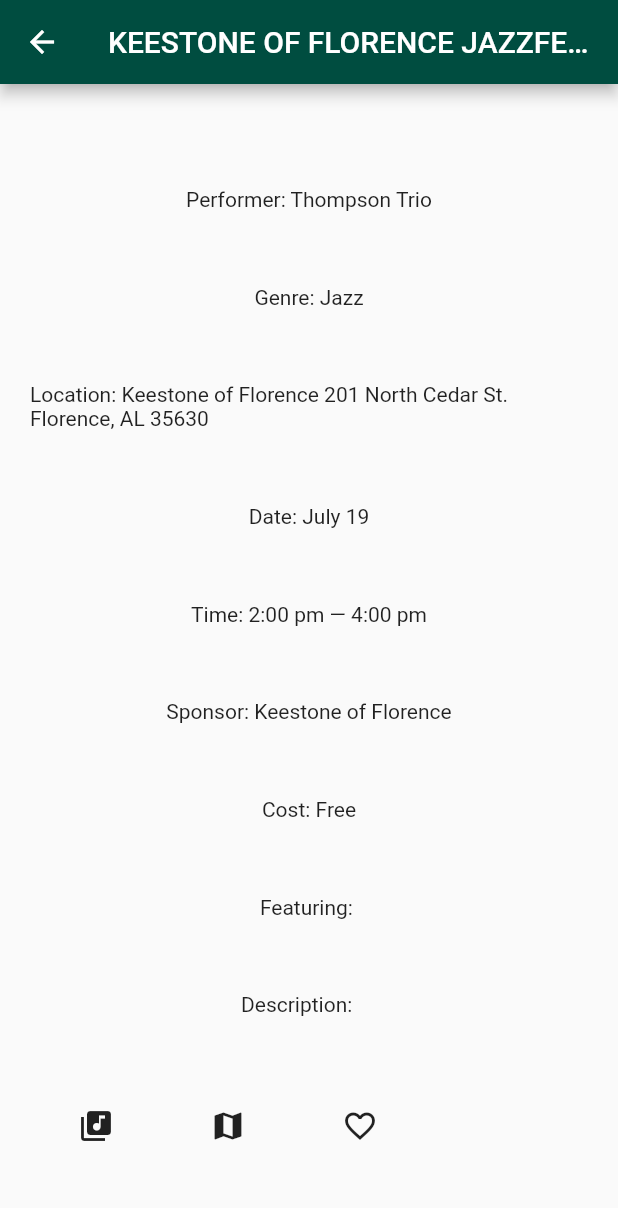
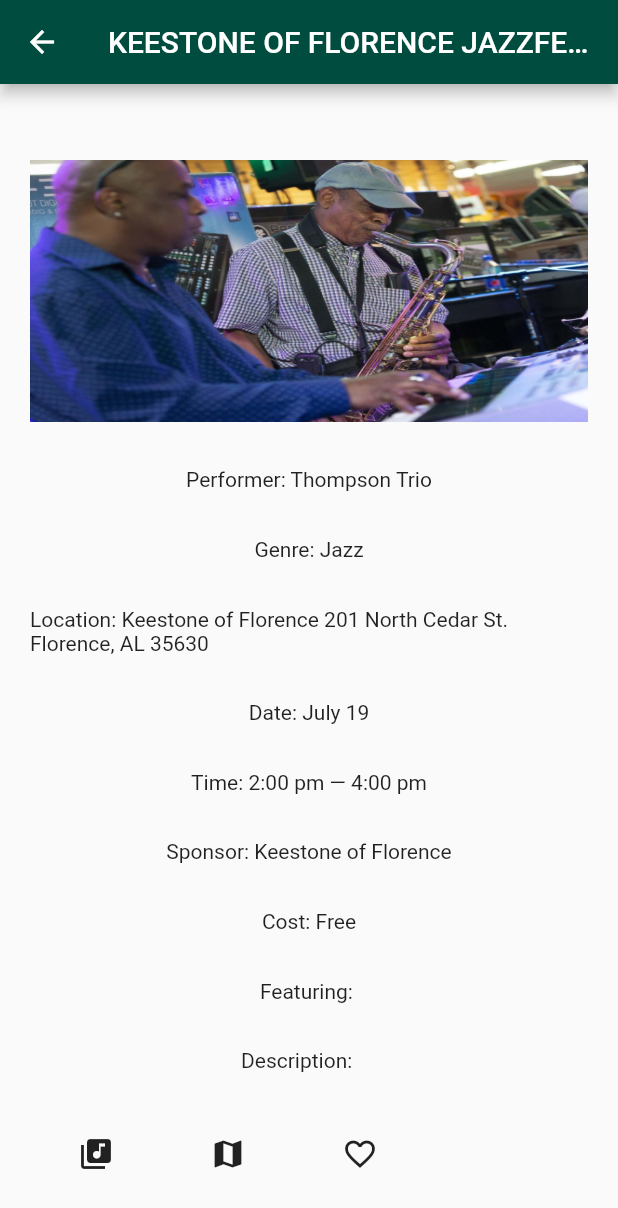
Before and after one commit to obilano/HandyApp, a Flutter app: the Events screen opened directly, after a tap on "KEESTONE OF FLORENCE JAZZFEST", on a phone screen of 412 x 824 dp. Shown: the top 1208 px of the screen. Run offline on Flutter 3.47's test engine with Material 2 defaults, Android fonts, the phone set to English and light mode, and no system bars; drawn by our look-alikes of auto_size_text; our stand-ins replace photo_view, rflutter_alert, webview_flutter.

Commit message:
Need to add the rest of the events in the eventClass.dart Most code has been shortened. Tested Search Bar with event class added eventClasses.dart, eventInfoLayout.dart, and genreLayout.dart

```diff
--- a/lib/misc/eventClasses.dart
+++ b/lib/misc/eventClasses.dart
@@ -1,6 +1,23 @@
 import 'dart:ui';
 import 'package:flutter/material.dart';
 import 'package:handy_app/misc/eventInfoLayout.dart';
+
+/*class EventInfo {
+  Color thmColor;
+  String event;
+  String artist;
+  String genre;
+  String location;
+  String date;
+  String time;
+  String sponsor;
+  String cost;
+  String feat;
+  String info;
+  String YTUrl;
+  String mapUrl;
+
+}*/
 
 class LambJam extends StatelessWidget {
   final Color thmColor;
@@ -21,9 +38,10 @@
       "https://www.youtube.com/watch?v=USWRNalM0pU&list=UUaX58lZJuRLr_Vk18kQQGFQ";
   final String mapUrl =
       "https://www.google.com/maps/place/502+S+Royal+Ave,+Florence,+AL+35630/@34.8029789,-87.6601327,17z/data=!3m1!4b1!4m5!3m4!1s0x887d49accba1e73b:0x36162476b4907103!8m2!3d34.8029745!4d-87.657944";
+  final String image = "";
 
   LambJam({
-    @required this.thmColor,
+    this.thmColor,
   });
 
   @override
@@ -42,6 +60,7 @@
       description: info,
       youtubeUrl: YTUrl,
       mapUrl: mapUrl,
+      image: image,
     );
   }
 }
@@ -73,9 +92,10 @@
   final String YTUrl = "https://www.youtube.com/watch?v=i3g0ETRu_9U";
   final String mapUrl =
       "https://www.google.com/maps/place/123+N+Seminary+St,+Florence,+AL+35630/@34.8012544,-87.6774447,17z/data=!3m1!4b1!4m5!3m4!1s0x887d485e9033391f:0x48fee0fdd0435edf!8m2!3d34.80125!4d-87.675256";
+  final String image = "";
 
   FondaSkipworth({
-    @required this.thmColor,
+    this.thmColor,
   });
   @override
   Widget build(BuildContext context) {
@@ -93,6 +113,7 @@
       description: info,
       youtubeUrl: YTUrl,
       mapUrl: mapUrl,
+      image: image,
     );
   }
 }
@@ -115,9 +136,10 @@
       "https://www.youtube.com/watch?v=SAu7gQGIErU&list=PLT0lvJBrkeeLG5-bQJ6HAan_cY7MC1PYf/";
   final String mapUrl =
       "https://www.google.com/maps/place/316+N+Montgomery+Ave,+Sheffield,+AL+35660/@34.7616087,-87.7006678,17z/data=!4m13!1m7!3m6!1s0x887d460293d7892b:0x7661a5e71dd6d9d0!2s316+N+Montgomery+Ave,+Sheffield,+AL+35660!3b1!8m2!3d34.7616087!4d-87.6984845!3m4!1s0x887d460293d7892b:0x7661a5e71dd6d9d0!8m2!3d34.7616087!4d-87.6984845";
+  final String image = "images/md.jpg";
 
   JazzWithIt({
-    @required this.thmColor,
+    this.thmColor,
   });
 
   @override
@@ -136,6 +158,7 @@
       description: info,
       youtubeUrl: YTUrl,
       mapUrl: mapUrl,
+      image: image,
     );
   }
 }
@@ -156,9 +179,10 @@
   final String YTUrl = "https://www.youtube.com/watch?v=fzTVbIszJS8";
   final String mapUrl =
       "https://www.google.com/maps/place/Keestone+Independent%2FAssisted/@34.8001035,-87.6816488,17z/data=!3m1!4b1!4m5!3m4!1s0x887d4860933feeb5:0x9df8e4988641eaf6!8m2!3d34.8001035!4d-87.6794601";
+  final String image = "images/tt.jpg";
 
   KeestoneJazzFest({
-    @required this.thmColor,
+    this.thmColor,
   });
 
   @override
@@ -177,6 +201,7 @@
       description: info,
       youtubeUrl: YTUrl,
       mapUrl: mapUrl,
+      image: image,
     );
   }
 }
@@ -198,9 +223,10 @@
       "https://www.youtube.com/watch?v=Du6JH9FRoHU&list=PL0IKFcWvXyK07E31CiztAU0sdckcTeSt_&index=2";
   final String mapUrl =
       "https://www.google.com/maps/place/307+N+Montgomery+Ave,+Sheffield,+AL+35660/@34.7611046,-87.7013211,17z/data=!3m1!4b1!4m5!3m4!1s0x887d4602f3976e85:0x301e9be265f4a6fd!8m2!3d34.7611046!4d-87.6991324";
+  final String image = "images/mh.jpg";
 
   SunriseCenter({
-    @required this.thmColor,
+    this.thmColor,
   });
   @override
   Widget build(BuildContext context) {
@@ -218,6 +244,7 @@
       description: info,
       youtubeUrl: YTUrl,
       mapUrl: mapUrl,
+      image: image,
     );
   }
 }
@@ -238,9 +265,10 @@
   final String info = "";
   final String YTUrl = "";
   final String mapUrl = "";
+  final String image = "images/mr.jpg";
 
   Morningside({
-    @required this.thmColor,
+    this.thmColor,
   });
 
   @override
@@ -259,6 +287,7 @@
       description: info,
       youtubeUrl: YTUrl,
       mapUrl: mapUrl,
+      image: image,
     );
   }
 }
@@ -278,9 +307,10 @@
   final String info = "";
   final String YTUrl = "";
   final String mapUrl = "";
+  final String image = "images/tbd.jpg";
 
   BbqBlues({
-    @required this.thmColor,
+    this.thmColor,
   });
 
   @override
@@ -299,6 +329,7 @@
       description: info,
       youtubeUrl: YTUrl,
       mapUrl: mapUrl,
+      image: image,
     );
   }
 }
@@ -319,9 +350,10 @@
   final String info = "";
   final String YTUrl = "";
   final String mapUrl = "";
+  final String image = "images/slb.jpg";
 
   WCHandyMovie({
-    @required this.thmColor,
+    this.thmColor,
   });
 
   @override
@@ -340,6 +372,7 @@
       description: info,
       youtubeUrl: YTUrl,
       mapUrl: mapUrl,
+      image: image,
     );
   }
 }
--- a/lib/misc/eventInfoLayout.dart
+++ b/lib/misc/eventInfoLayout.dart
@@ -1,3 +1,4 @@
+import 'package:flutter/cupertino.dart';
 import 'package:flutter/material.dart';
 import 'package:handy_app/misc/handywebview.dart';
 import 'package:auto_size_text/auto_size_text.dart';
@@ -16,8 +17,10 @@
   final String description;
   final String youtubeUrl;
   final String mapUrl;
+  final String image;
 
-  pageInfo({
+  pageInfo(
+      {
       //@required this.pg,
       @required this.bgrColor,
       @required this.event,
@@ -32,7 +35,7 @@
       @required this.description,
       @required this.youtubeUrl,
       @required this.mapUrl,
-  });
+      @required this.image});
 
   @override
   Widget build(BuildContext context) {
@@ -54,6 +57,8 @@
         child: Column(
           mainAxisAlignment: MainAxisAlignment.spaceEvenly,
           children: <Widget>[
+            new Image.asset(image,
+                fit: BoxFit.fill, height: 175.0, width: 450.0),
             new AutoSizeText("Performer: " + artist, textAlign: TextAlign.left),
             new AutoSizeText("Genre: " + genre, textAlign: TextAlign.left),
             new AutoSizeText("Location: " + location,
@@ -66,20 +71,20 @@
                 overflow: TextOverflow.visible, textAlign: TextAlign.left),
             new Flexible(
               //children: <Widget>[
-              child: Container(
+              child: new Container(
                 padding: new EdgeInsets.only(right: 13.0),
-                child: AutoSizeText("Description: " + description,
+                child: new AutoSizeText("Description: " + description,
                     overflow: TextOverflow.visible, textAlign: TextAlign.left),
                 //    ],
               ),
             ),
-            Row(
+            new Row(
               children: <Widget>[
-                FlatButton(
+                new FlatButton(
                   onPressed: () {
                     Navigator.of(context).push(
-                      MaterialPageRoute(
-                        builder: (BuildContext context) => HandyWebView(
+                      new MaterialPageRoute(
+                        builder: (BuildContext context) => new HandyWebView(
                           title: artist,
                           selectedUrl: youtubeUrl,
                           bgrColor: bgrColor,
@@ -89,11 +94,11 @@
                   },
                   child: Icon(Icons.library_music),
                 ),
-                FlatButton(
+                new FlatButton(
                   onPressed: () {
                     Navigator.of(context).push(
                       MaterialPageRoute(
-                        builder: (BuildContext context) => HandyWebView(
+                        builder: (BuildContext context) => new HandyWebView(
                           title: "Map",
                           selectedUrl: mapUrl,
                           bgrColor: bgrColor,
@@ -103,12 +108,12 @@
                   },
                   child: Icon(Icons.map),
                 ),
-                FlatButton(
+                new FlatButton(
                   //favorite needs a function that collects fav data
                   onPressed: () {
                     Navigator.of(context).push(
-                      MaterialPageRoute(
-                        builder: (BuildContext context) => HandyWebView(
+                      new MaterialPageRoute(
+                        builder: (BuildContext context) => new HandyWebView(
                           title: "Favorite",
                           selectedUrl: mapUrl,
                           bgrColor: bgrColor,
--- a/lib/misc/genreLayout.dart
+++ b/lib/misc/genreLayout.dart
@@ -4,19 +4,19 @@
 class EventListLayout extends StatelessWidget {
   final String eventName;
   final String eventDate;
-  final String artistImage;
+  final String eventImage;
   final StatelessWidget eventInfo;
 
   EventListLayout({
     @required this.eventName,
     @required this.eventDate,
-    @required this.artistImage,
+    @required this.eventImage,
     @required this.eventInfo,
   });
 
   @override
   Widget build(BuildContext context) {
-    return Container(
+    return new Container(
       padding: EdgeInsets.only(top: 5.0, bottom: 5.0),
       decoration: BoxDecoration(
         border: Border(
@@ -24,11 +24,11 @@
           top: BorderSide(color: Colors.black45),
         ),
       ),
-      child: Column(
+      child: new Column(
         children: <Widget>[
-          ListTile(
-            title: Text(eventName),
-            subtitle: Text(eventDate),
+          new ListTile(
+            title: new Text(eventName),
+            subtitle: new Text(eventDate),
             onTap: () {
               Navigator.push(
                 context,
@@ -39,7 +39,7 @@
             },
             enabled: true,
             leading: new Image.asset(
-              artistImage,
+              eventImage,
               fit: BoxFit.cover,
               width: 100.0,
             ),
--- a/lib/pages/allevents.dart
+++ b/lib/pages/allevents.dart
@@ -34,33 +34,32 @@
       children: <Widget>[
         // list 1 **********************************************************
         EventListLayout(
-            eventName: "LAMB JAM",
-            eventDate: "July 18",
-            artistImage: 'images/md.jpg',
-            eventInfo: LambJam(
-              thmColor: Events().bgrColor,
-            )),
+          eventName: LambJam().event,
+          eventDate: LambJam().date,
+          eventImage: LambJam().image,
+          eventInfo: LambJam(thmColor: Events().bgrColor),
+        ),
 
         // list 2 **********************************************
         EventListLayout(
-          eventName: "FONDA SKIPWORTH PRESENTS: R&B SOUL SINGER GLENN JONES",
-          eventDate: "July 19",
-          artistImage: "images/tt.jpg",
+          eventName: FondaSkipworth().event,
+          eventDate: FondaSkipworth().date,
+          eventImage: FondaSkipworth().image,
           eventInfo: FondaSkipworth(thmColor: Events().bgrColor),
         ),
 
         //list 3 ******************************************************
         EventListLayout(
-          eventName: "JAZZ IT UP WITH TRASH",
-          eventDate: "July 19",
-          artistImage: "images/md.jpg",
+          eventName: JazzWithIt().event,
+          eventDate: JazzWithIt().date,
+          eventImage: JazzWithIt().image,
           eventInfo: JazzWithIt(thmColor: Events().bgrColor),
         ),
         // list 4 *****************************************************
         EventListLayout(
-          eventName: "KEESTONE OF FLORENCE JAZZFEST",
-          eventDate: "July 19",
-          artistImage: "images/tt.jpg",
+          eventName: KeestoneJazzFest().event,
+          eventDate: KeestoneJazzFest().date,
+          eventImage: KeestoneJazzFest().image,
           eventInfo: KeestoneJazzFest(thmColor: Events().bgrColor),
         ),
       ],
```
Also changed, not shown: lib/pages/blues.dart (+9 -9 lines), lib/pages/jazz.dart (+9 -9 lines), lib/pages/rock.dart (+33 -0 lines). Lines whose indentation alone changed are shown as unchanged.
